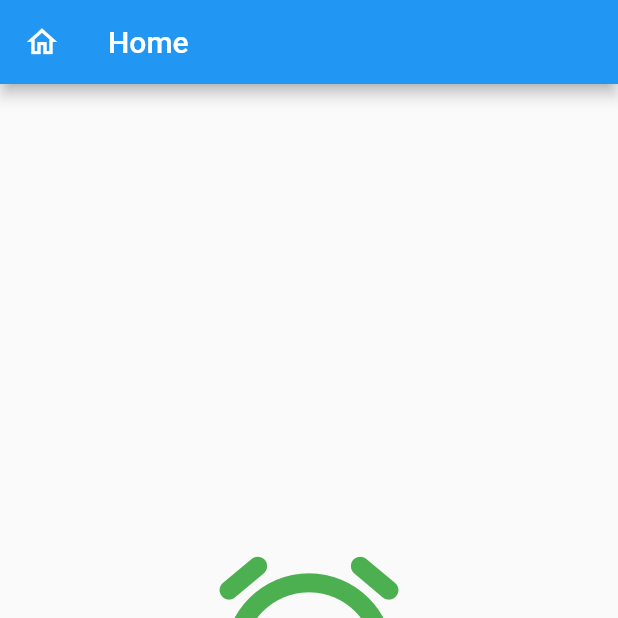
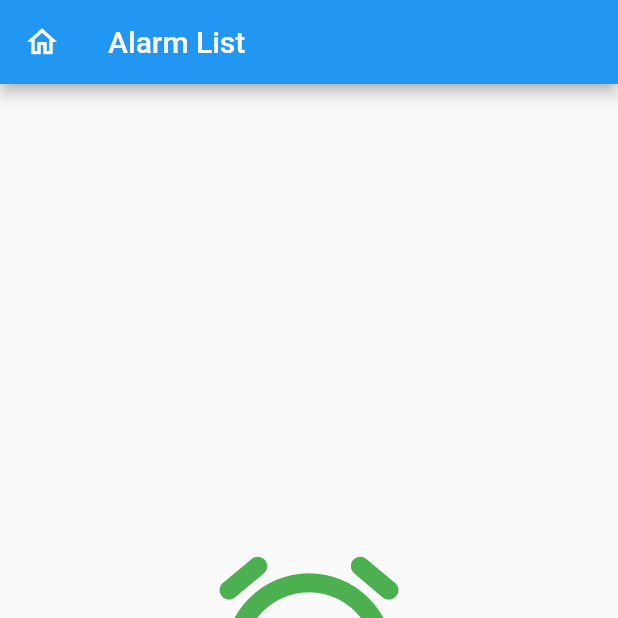
Before and after one commit to billp72/municipalMessaging, a Flutter app: the MyHomePage screen opened by its route, on a phone screen of 412 x 824 dp, the top half of it. Run offline on Flutter 3.47's test engine with Material 2 defaults, Android fonts, the phone set to English and light mode, and no system bars; our stand-ins replace cloud_firestore, cloud_functions, firebase_auth, firebase_core, responsive_grid, shared_preferences; accounts and stored records are empty.

Commit message:
text change

```diff
--- a/lib/navigation/screens/home.dart
+++ b/lib/navigation/screens/home.dart
@@ -77,7 +77,7 @@ class _MyHomePageState extends State<MyHomePage> {
             },
             icon: const Icon(Icons.home_outlined),
           ),
-          title: const Text("Home"),
+          title: const Text("Alarm List"),
         ),
         body: FutureBuilder(
             builder: (context, alertSnap) {
```
